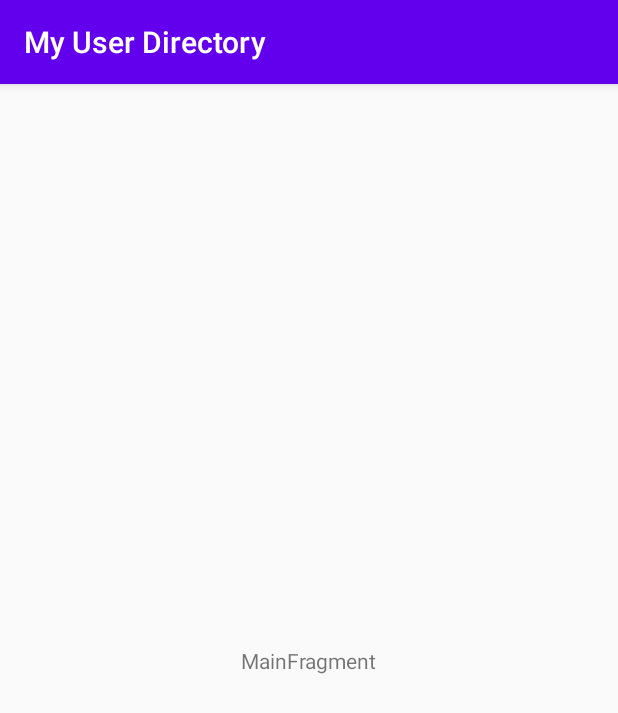
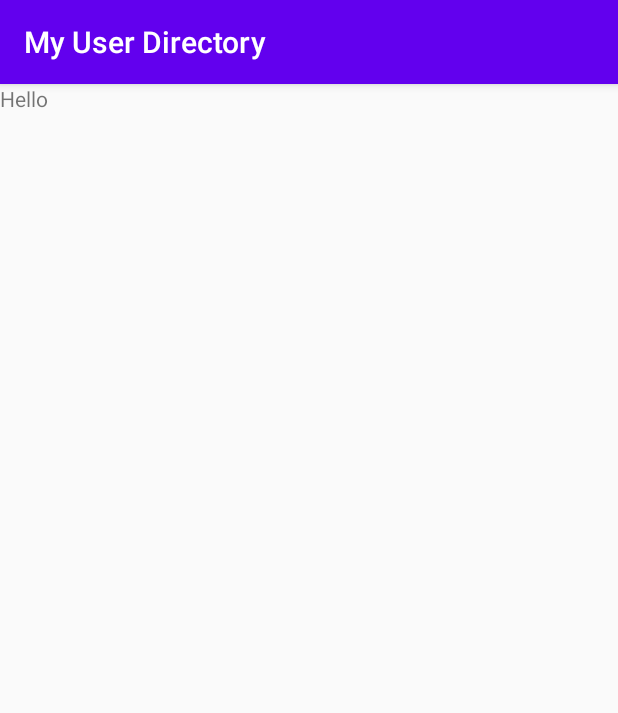
Before and after one commit to jmvincenti/My-User-Directory, an Android app: the screen it shows after launch (MainActivity), on a phone screen of 412 x 824 dp. Shown: the top 713 px of the screen. Run offline under Robolectric (Android 15) with nearby library versions, the phone set to English and light mode, and no system bars; our stand-ins replace Dagger/Hilt's generated code; 1 statement that could not run was skipped.

Commit message:
Display UserListFragment in MainActivity

```diff
--- a/app/src/main/java/com/jmvincenti/myuserdirectory/MainActivity.kt
+++ b/app/src/main/java/com/jmvincenti/myuserdirectory/MainActivity.kt
@@ -1,9 +1,11 @@
 package com.jmvincenti.myuserdirectory
 
+import android.os.Bundle
 import androidx.appcompat.app.AppCompatActivity
-import android.os.Bundle
-import com.jmvincenti.myuserdirectory.ui.main.MainFragment
+import com.jmvincenti.myuserdirectory.feature.userlist.ui.UserListFragment
+import dagger.hilt.android.AndroidEntryPoint
 
+@AndroidEntryPoint
 class MainActivity : AppCompatActivity() {
 
     override fun onCreate(savedInstanceState: Bundle?) {
@@ -11,8 +13,8 @@ class MainActivity : AppCompatActivity() {
         setContentView(R.layout.main_activity)
         if (savedInstanceState == null) {
             supportFragmentManager.beginTransaction()
-                    .replace(R.id.container, MainFragment.newInstance())
-                    .commitNow()
+                .replace(R.id.container, UserListFragment.newInstance())
+                .commitNow()
         }
     }
 }
--- a/app/src/main/java/com/jmvincenti/myuserdirectory/ui/main/MainFragment.kt
+++ /dev/null
@@ -1,32 +0,0 @@
-package com.jmvincenti.myuserdirectory.ui.main
-
-import androidx.lifecycle.ViewModelProviders
-import android.os.Bundle
-import androidx.fragment.app.Fragment
-import android.view.LayoutInflater
-import android.view.View
-import android.view.ViewGroup
-import com.jmvincenti.myuserdirectory.R
-
-class MainFragment : Fragment() {
-
-    companion object {
-        fun newInstance() = MainFragment()
-    }
-
-    private lateinit var viewModel: MainViewModel
-
-    override fun onCreateView(
-            inflater: LayoutInflater, container: ViewGroup?,
-            savedInstanceState: Bundle?
-    ): View {
-        return inflater.inflate(R.layout.main_fragment, container, false)
-    }
-
-    override fun onActivityCreated(savedInstanceState: Bundle?) {
-        super.onActivityCreated(savedInstanceState)
-        viewModel = ViewModelProviders.of(this).get(MainViewModel::class.java)
-        // TODO: Use the ViewModel
-    }
-
-}
--- a/app/src/main/java/com/jmvincenti/myuserdirectory/ui/main/MainViewModel.kt
+++ /dev/null
@@ -1,7 +0,0 @@
-package com.jmvincenti.myuserdirectory.ui.main
-
-import androidx.lifecycle.ViewModel
-
-class MainViewModel : ViewModel() {
-    // TODO: Implement the ViewModel
-}
--- a/app/src/main/res/layout/main_fragment.xml
+++ /dev/null
@@ -1,20 +0,0 @@
-<?xml version="1.0" encoding="utf-8"?>
-<androidx.constraintlayout.widget.ConstraintLayout xmlns:android="http://schemas.android.com/apk/res/android"
-    xmlns:app="http://schemas.android.com/apk/res-auto"
-    xmlns:tools="http://schemas.android.com/tools"
-    android:id="@+id/main"
-    android:layout_width="match_parent"
-    android:layout_height="match_parent"
-    tools:context=".ui.main.MainFragment">
-
-    <TextView
-        android:id="@+id/message"
-        android:layout_width="wrap_content"
-        android:layout_height="wrap_content"
-        android:text="MainFragment"
-        app:layout_constraintBottom_toBottomOf="parent"
-        app:layout_constraintEnd_toEndOf="parent"
-        app:layout_constraintStart_toStartOf="parent"
-        app:layout_constraintTop_toTopOf="parent" />
-
-</androidx.constraintlayout.widget.ConstraintLayout>
```
